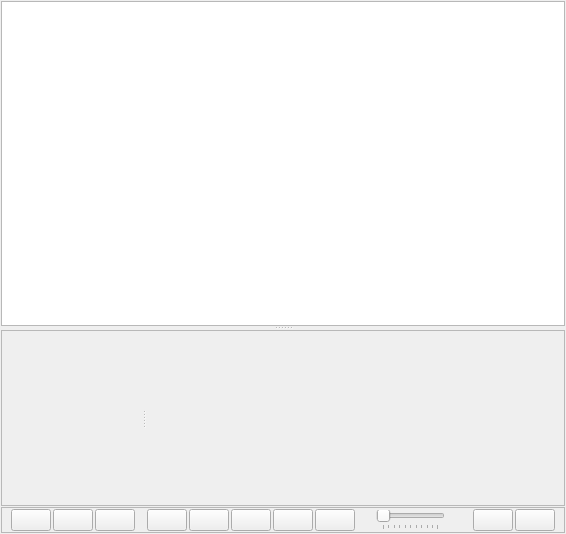
Before: the Qt Designer form metodics/stabtest/visualizators/idswidget.ui in grigp/a-analyser, drawn with Qt 5.
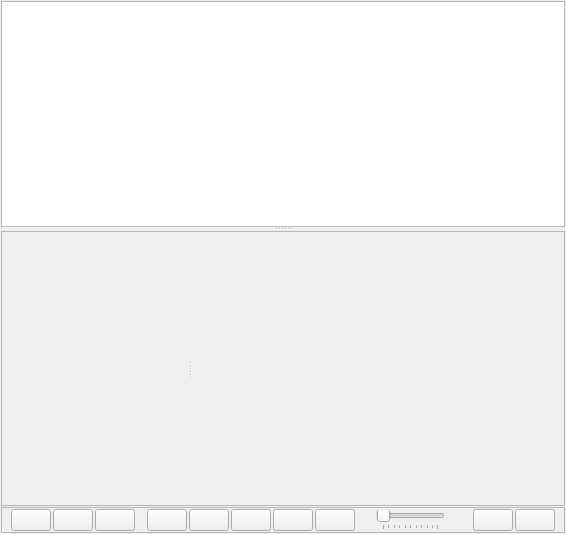
After: the same form once the commit is applied. Icons and pictures are not drawn. Custom widgets are drawn as their Qt base class.

Patch:
```diff
--- a/metodics/stabtest/visualizators/idswidget.ui
+++ b/metodics/stabtest/visualizators/idswidget.ui
@@ -76,7 +76,7 @@
          <property name="orientation">
           <enum>Qt::Horizontal</enum>
          </property>
-         <widget class="AreaSKG" name="wgtSKG" native="true">
+         <widget class="QWidget" name="wgtSKGContainer" native="true">
           <property name="sizePolicy">
            <sizepolicy hsizetype="Preferred" vsizetype="Preferred">
             <horstretch>1</horstretch>
@@ -89,6 +89,59 @@
             <height>100</height>
            </size>
           </property>
+          <layout class="QVBoxLayout" name="verticalLayout_2">
+           <property name="spacing">
+            <number>0</number>
+           </property>
+           <property name="leftMargin">
+            <number>0</number>
+           </property>
+           <property name="topMargin">
+            <number>0</number>
+           </property>
+           <property name="rightMargin">
+            <number>0</number>
+           </property>
+           <property name="bottomMargin">
+            <number>0</number>
+           </property>
+           <item>
+            <spacer name="verticalSpacer">
+             <property name="orientation">
+              <enum>Qt::Vertical</enum>
+             </property>
+             <property name="sizeHint" stdset="0">
+              <size>
+               <width>20</width>
+               <height>40</height>
+              </size>
+             </property>
+            </spacer>
+           </item>
+           <item>
+            <widget class="AreaSKG" name="wgtSKG" native="true">
+             <property name="minimumSize">
+              <size>
+               <width>150</width>
+               <height>150</height>
+              </size>
+             </property>
+            </widget>
+           </item>
+           <item>
+            <spacer name="verticalSpacer_2">
+             <property name="orientation">
+              <enum>Qt::Vertical</enum>
+             </property>
+             <property name="sizeHint" stdset="0">
+              <size>
+               <width>20</width>
+               <height>40</height>
+              </size>
+             </property>
+            </spacer>
+           </item>
+          </layout>
          </widget>
          <widget class="AreaGraph" name="wgtFDS" native="true">
           <property name="sizePolicy">
```
